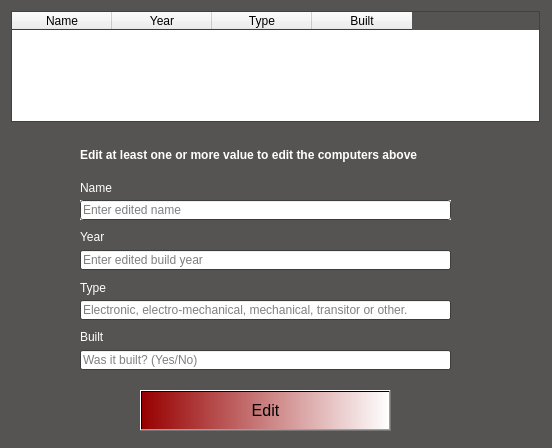
Qt form EndurvinnslustöðATeam/Skil3/Ui/editcomputer.ui (trunti/verklegtn-m) before a commit.
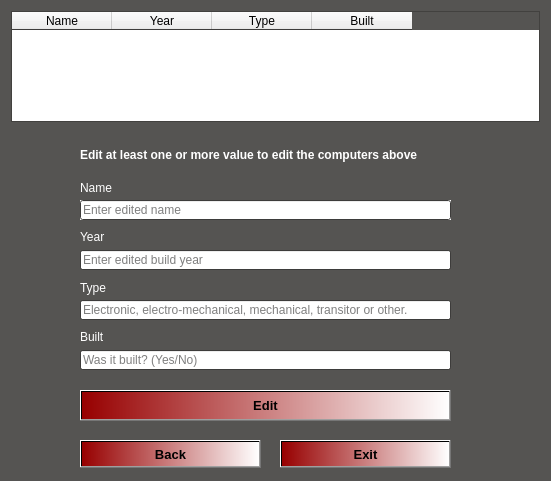
The same form after that commit.

Patch:
```diff
--- a/EndurvinnslustöðATeam/Skil3/Ui/editcomputer.ui
+++ b/EndurvinnslustöðATeam/Skil3/Ui/editcomputer.ui
@@ -6,8 +6,8 @@
    <rect>
     <x>0</x>
     <y>0</y>
-    <width>552</width>
-    <height>448</height>
+    <width>551</width>
+    <height>481</height>
    </rect>
   </property>
   <property name="palette">
@@ -238,15 +238,17 @@
   <widget class="QPushButton" name="Button_edit">
    <property name="geometry">
     <rect>
-     <x>140</x>
+     <x>80</x>
      <y>390</y>
-     <width>251</width>
-     <height>41</height>
+     <width>371</width>
+     <height>31</height>
     </rect>
    </property>
    <property name="font">
     <font>
-     <pointsize>12</pointsize>
+     <pointsize>10</pointsize>
+     <weight>75</weight>
+     <bold>true</bold>
     </font>
    </property>
    <property name="styleSheet">
@@ -316,6 +318,52 @@
     </property>
    </column>
   </widget>
+  <widget class="QPushButton" name="Button_back">
+   <property name="geometry">
+    <rect>
+     <x>80</x>
+     <y>440</y>
+     <width>181</width>
+     <height>28</height>
+    </rect>
+   </property>
+   <property name="font">
+    <font>
+     <pointsize>10</pointsize>
+     <weight>75</weight>
+     <bold>true</bold>
+    </font>
+   </property>
+   <property name="styleSheet">
+    <string notr="true">background-color: qlineargradient(spread:pad, x1:0, y1:0, x2:1, y2:0, stop:0 rgba(151, 0, 0, 255), stop:1 rgba(255, 255, 255, 255));</string>
+   </property>
+   <property name="text">
+    <string>Back</string>
+   </property>
+  </widget>
+  <widget class="QPushButton" name="Button_exit">
+   <property name="geometry">
+    <rect>
+     <x>280</x>
+     <y>440</y>
+     <width>171</width>
+     <height>28</height>
+    </rect>
+   </property>
+   <property name="font">
+    <font>
+     <pointsize>10</pointsize>
+     <weight>75</weight>
+     <bold>true</bold>
+    </font>
+   </property>
+   <property name="styleSheet">
+    <string notr="true">background-color: qlineargradient(spread:pad, x1:0, y1:0, x2:1, y2:0, stop:0 rgba(151, 0, 0, 255), stop:1 rgba(255, 255, 255, 255));</string>
+   </property>
+   <property name="text">
+    <string>Exit</string>
+   </property>
+  </widget>
  </widget>
  <resources/>
  <connections/>
```
